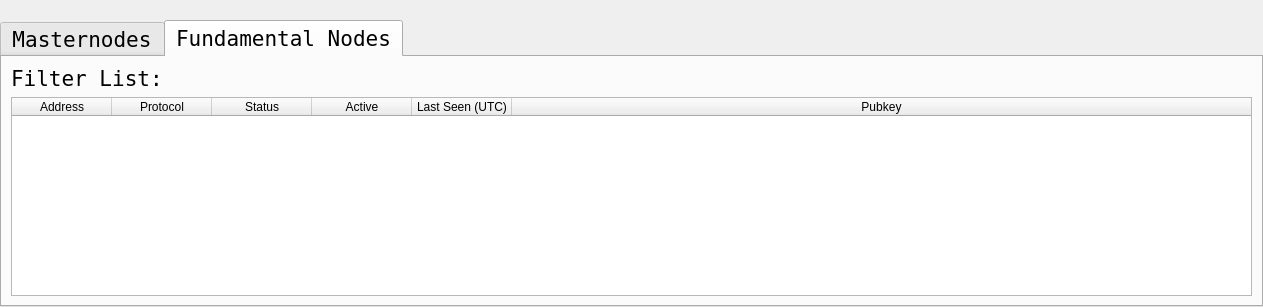
First picture: the form in src/qt/forms/masternodelist.ui, repository wqking-misc/AureusXIV, before the edit.
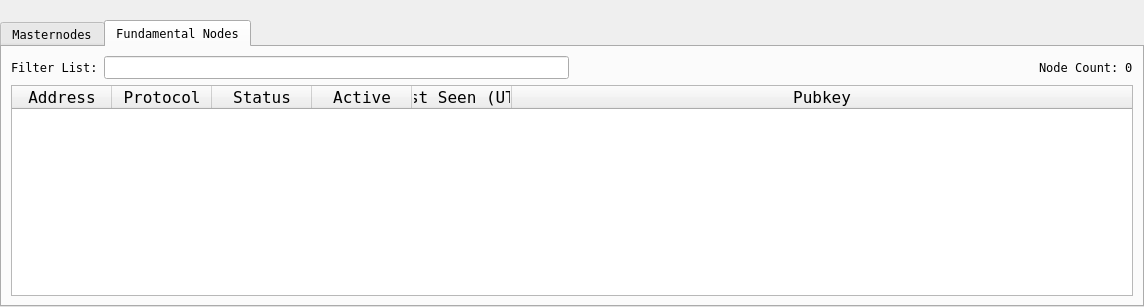
Second picture: the form after the edit. The open tabs and pages were chosen to show the change.

```diff
--- a/src/qt/forms/masternodelist.ui
+++ b/src/qt/forms/masternodelist.ui
@@ -10,11 +10,6 @@
     <height>307</height>
    </rect>
   </property>
-  <property name="font">
-   <font>
-    <pointsize>16</pointsize>
-   </font>
-  </property>
   <property name="windowTitle">
    <string>Form</string>
   </property>
@@ -54,7 +49,6 @@
        <property name="font">
         <font>
          <family>Andale Mono</family>
-         <pointsize>16</pointsize>
         </font>
        </property>
        <property name="currentIndex">
@@ -281,6 +275,11 @@
         </layout>
        </widget>
        <widget class="QWidget" name="tabAllMasternodes">
+       <property name="font">
+        <font>
+         <family>Andale Mono</family>
+        </font>
+       </property>
         <attribute name="title">
          <string>Fundamental Nodes</string>
         </attribute>
@@ -299,15 +298,6 @@
                 </color>
                </brush>
               </colorrole>
-              <colorrole role="PlaceholderText">
-               <brush brushstyle="NoBrush">
-                <color alpha="128">
-                 <red>51</red>
-                 <green>51</green>
-                 <blue>51</blue>
-                </color>
-               </brush>
-              </colorrole>
              </active>
              <inactive>
               <colorrole role="Text">
@@ -319,15 +309,6 @@
                 </color>
                </brush>
               </colorrole>
-              <colorrole role="PlaceholderText">
-               <brush brushstyle="NoBrush">
-                <color alpha="128">
-                 <red>51</red>
-                 <green>51</green>
-                 <blue>51</blue>
-                </color>
-               </brush>
-              </colorrole>
              </inactive>
              <disabled>
               <colorrole role="Text">
@@ -339,18 +320,15 @@
                 </color>
                </brush>
               </colorrole>
-              <colorrole role="PlaceholderText">
-               <brush brushstyle="NoBrush">
-                <color alpha="128">
-                 <red>51</red>
-                 <green>51</green>
-                 <blue>51</blue>
-                </color>
-               </brush>
-              </colorrole>
              </disabled>
             </palette>
            </property>
+          <property name="font">
+           <font>
+            <family>Andale Mono</family>
+            <pointsize>12</pointsize>
+           </font>
+          </property>
            <property name="editTriggers">
             <set>QAbstractItemView::NoEditTriggers</set>
            </property>
@@ -366,6 +344,9 @@
            <property name="sortingEnabled">
             <bool>true</bool>
            </property>
+          <property name="wordWrap">
+           <bool>false</bool>
+          </property>
            <attribute name="horizontalHeaderStretchLastSection">
             <bool>true</bool>
            </attribute>
@@ -413,6 +394,45 @@
              </property>
             </widget>
            </item>
+          <item>
+           <widget class="QLineEdit" name="filterLineEdit">
+            <property name="toolTip">
+             <string>Filter masternode list</string>
+            </property>
+           </widget>
+          </item>
+          <item>
+           <spacer name="horizontalSpacer_3">
+            <property name="orientation">
+             <enum>Qt::Horizontal</enum>
+            </property>
+            <property name="sizeHint" stdset="0">
+             <size>
+              <width>10</width>
+              <height>20</height>
+             </size>
+            </property>
+           </spacer>
+          </item>
+          <item>
+           <widget class="QLabel" name="label_count">
+            <property name="text">
+             <string>Node Count:</string>
+            </property>
+           </widget>
+          </item>
+          <item>
+           <widget class="QLabel" name="countLabel">
+            <property name="font">
+             <font>
+              <family>Andale Mono</family>
+             </font>
+            </property>
+            <property name="text">
+             <string>0</string>
+            </property>
+           </widget>
+          </item>
           </layout>
          </item>
         </layout>
```
Left out of the diff: 69 changed lines with no effect on the pictures. Lines whose indentation alone changed are shown as unchanged.
